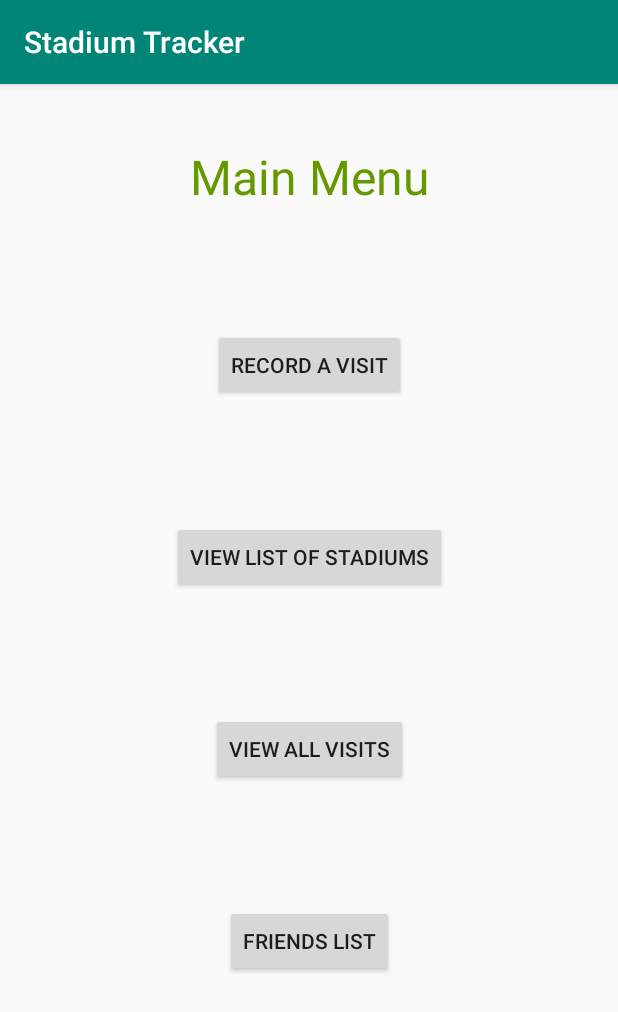
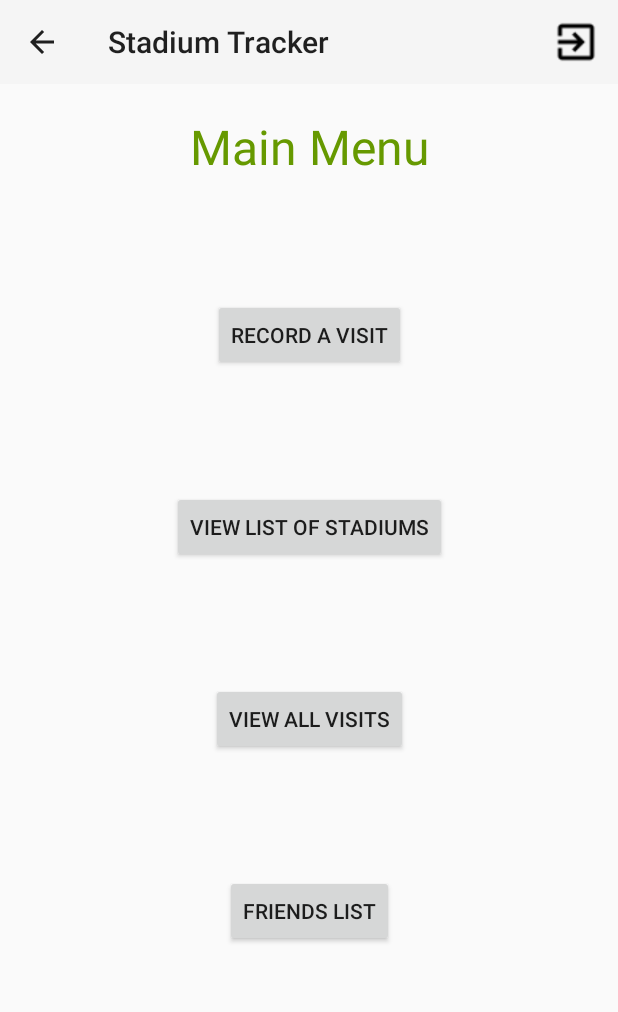
Before and after one commit to nnasta3/StadiumTracker, an Android app: the MainMenuActivity screen opened directly, with no data from a screen before it, on a phone screen of 412 x 824 dp. Shown: the top 1012 px of the screen. Run offline under Robolectric (Android 15) with nearby library versions, the phone set to English and light mode, and no system bars.

Commit message:
main menu toolbar setup

```diff
--- a/Android/app/src/main/java/com/example/stadiumtracker/LoginActivity.java
+++ b/Android/app/src/main/java/com/example/stadiumtracker/LoginActivity.java
@@ -50,7 +50,7 @@ public class LoginActivity extends AppCompatActivity {
             if(userID != -1){
                 User user = new User(userID,username);
                 Intent intent = new Intent(this,MainMenuActivity.class);
-                intent.putExtra("user",user);
+                intent.putExtra("user", user);
                 startActivity(intent);
             }else{
                 Toast.makeText(getApplicationContext(),"Invalid Login",Toast.LENGTH_SHORT).show();
--- a/Android/app/src/main/java/com/example/stadiumtracker/MainMenuActivity.java
+++ b/Android/app/src/main/java/com/example/stadiumtracker/MainMenuActivity.java
@@ -1,24 +1,55 @@
 package com.example.stadiumtracker;
 
+import android.content.Intent;
+import android.support.v7.app.ActionBar;
 import android.support.v7.app.AppCompatActivity;
 import android.os.Bundle;
+import android.view.Menu;
+import android.view.MenuItem;
 import android.view.View;
 import android.widget.Toast;
+import android.support.v7.widget.Toolbar;
 
 import com.example.stadiumtracker.data.User;
 
 public class MainMenuActivity extends AppCompatActivity {
     User user;
+    Toolbar toolbar;
 
     @Override
     protected void onCreate(Bundle savedInstanceState) {
         super.onCreate(savedInstanceState);
         setContentView(R.layout.activity_main_menu);
 
-        user = (User) savedInstanceState.getSerializable("user");
-        Toast.makeText(getApplicationContext(),"id: "+user.getUserID(),Toast.LENGTH_SHORT).show();
+        toolbar = findViewById(R.id.main_menu_toolbar);
+        setSupportActionBar(toolbar);
+        ActionBar ab = getSupportActionBar();
+        ab.setDisplayHomeAsUpEnabled(true);
+
+        user = (User) getIntent().getSerializableExtra("user");
     }
 
+    @Override
+    public boolean onCreateOptionsMenu(Menu menu) {
+        // R.menu.mymenu is a reference to an xml file named mymenu.xml which should be inside your res/menu directory.
+        // If you don't have res/menu, just create a directory named "menu" inside res
+        getMenuInflater().inflate(R.menu.main_menu_menu, menu);
+        return super.onCreateOptionsMenu(menu);
+    }
+
+    @Override
+    public boolean onOptionsItemSelected(MenuItem item) {
+        switch (item.getItemId()) {
+            case R.id.action_logout:
+                Intent intent = new Intent(this,LoginActivity.class);
+                startActivity(intent);
+                return true;
+
+            default:
+                return super.onOptionsItemSelected(item);
+
+        }
+    }
     public void recordHandler(View v){
         //TODO: Send to record page
     }
--- a/Android/app/src/main/res/layout/activity_main_menu.xml
+++ b/Android/app/src/main/res/layout/activity_main_menu.xml
@@ -6,15 +6,26 @@
     android:layout_height="match_parent"
     tools:context=".MainMenuActivity">
 
+    <android.support.v7.widget.Toolbar
+        android:id="@+id/main_menu_toolbar"
+        android:layout_width="match_parent"
+        android:layout_height="?attr/actionBarSize"
+        android:background="?attr/colorPrimary"
+        android:theme="@style/ThemeOverlay.AppCompat.ActionBar"
+        app:popupTheme="@style/ThemeOverlay.AppCompat.Light"
+        app:layout_constraintTop_toTopOf="parent"
+        app:layout_constraintEnd_toEndOf="parent"
+        app:layout_constraintStart_toStartOf="parent"/>
+
     <TextView
         android:id="@+id/main_menu_text"
         android:layout_width="wrap_content"
         android:layout_height="wrap_content"
-        android:layout_marginTop="40dp"
+        android:layout_marginTop="20dp"
         android:text="@string/main_menu"
         android:textSize="32sp"
         android:textColor="@android:color/holo_green_dark"
-        app:layout_constraintTop_toTopOf="parent"
+        app:layout_constraintTop_toBottomOf="@id/main_menu_toolbar"
         app:layout_constraintEnd_toEndOf="parent"
         app:layout_constraintStart_toStartOf="parent" />
 
--- /dev/null
+++ b/Android/app/src/main/res/menu/main_menu_menu.xml
@@ -0,0 +1,16 @@
+<?xml version="1.0" encoding="utf-8"?>
+<menu xmlns:android="http://schemas.android.com/apk/res/android"
+    xmlns:app="http://schemas.android.com/apk/res-auto">
+    <!-- "Mark Favorite", should appear as action button if possible -->
+    <item
+        android:id="@+id/action_logout"
+        android:icon="@drawable/baseline_exit_to_app_black_18dp"
+        android:title="@string/action_logout"
+        app:showAsAction="ifRoom"/>
+
+    <!-- Settings, should always be in the overflow
+    <item android:id="@+id/action_settings"
+        android:title="@string/action_settings"
+        app:showAsAction="never"/>
+    -->
+</menu>
--- a/Android/app/src/main/res/values/strings.xml
+++ b/Android/app/src/main/res/values/strings.xml
@@ -12,6 +12,8 @@
     <string name="action_main_menu_record">Record A Visit</string>
     <string name="action_main_menu_stadiums">View List of Stadiums</string>
     <string name="action_main_menu_visit">View All Visits</string>
+    <string name="action_logout">Logout</string>
+    <string name="action_settings">Settings</string>
     <string name="action_main_menu_friends">Friends List</string>
     <string name="masterUser">admin</string>
     <string name="masterPass">password</string>
```
Also changed, not shown: Android/app/src/main/AndroidManifest.xml (+8 -2 lines), Android/app/src/main/java/com/example/stadiumtracker/data/User.java (+3 -4 lines), Android/app/src/main/res/drawable/baseline_exit_to_app_black_18dp.png (added).
